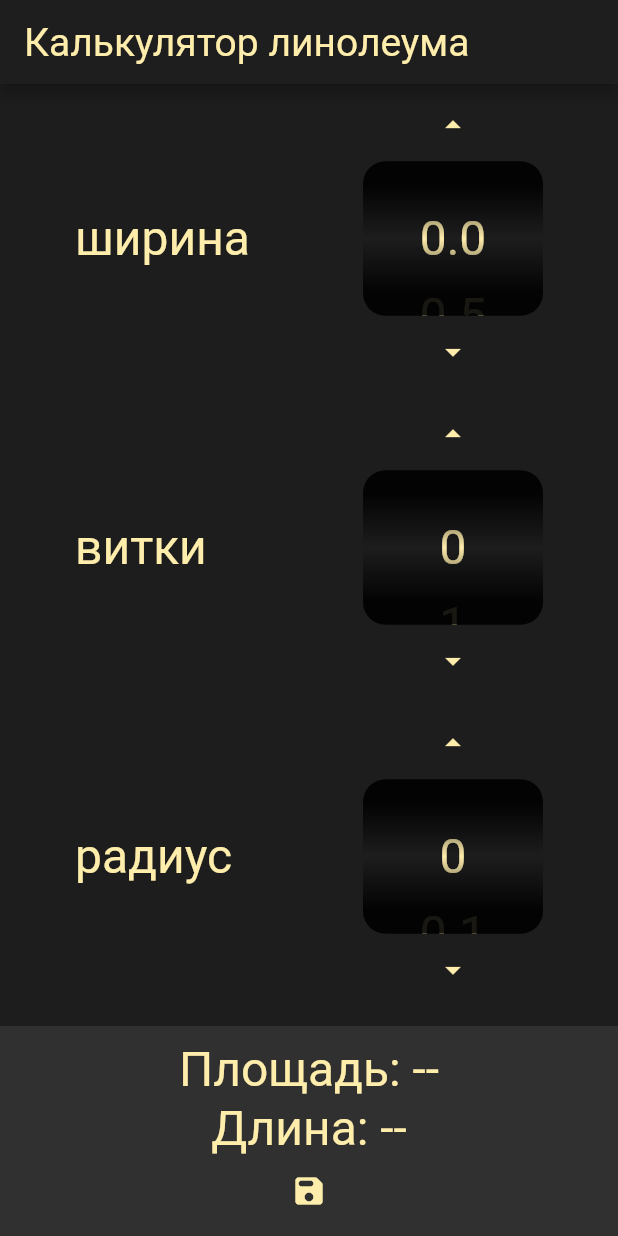
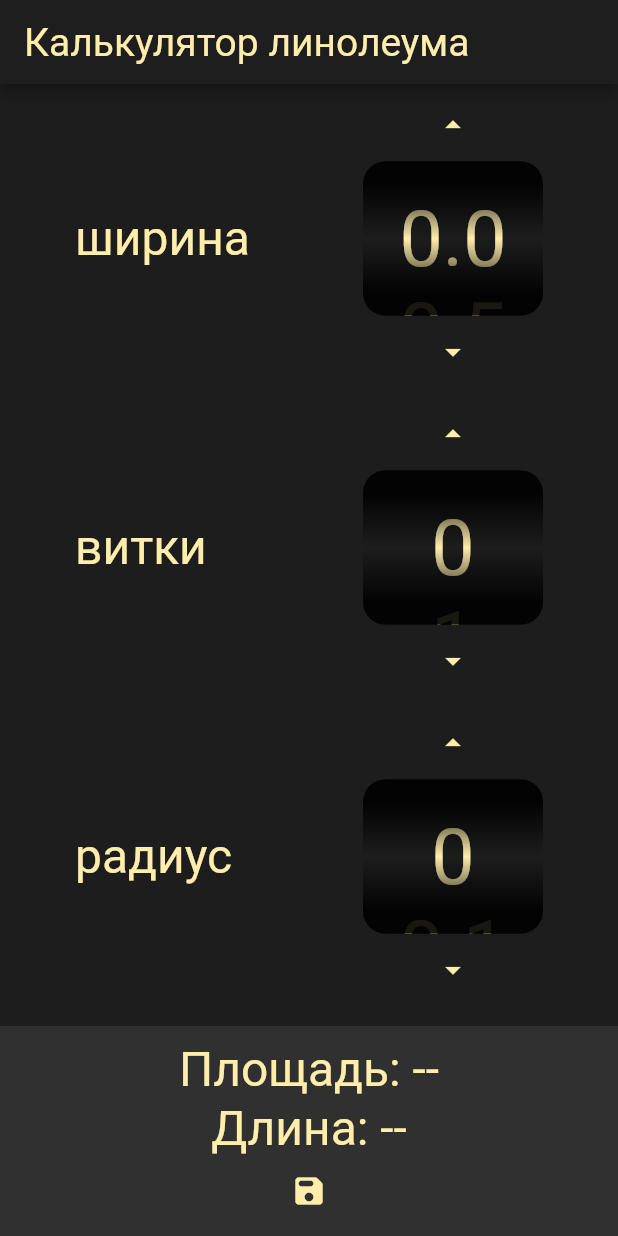
Before and after one commit to supatruparus/flutter_lin_calc, a Flutter app: the screen it shows after launch, on a phone screen of 412 x 824 dp. Run offline on Flutter 3.47's test engine with Material 2 defaults, Android fonts, the phone set to English and light mode, and no system bars; our stand-ins replace flutter_riverpod; missing offline and left inert: flutter_inner_shadow; Roboto replaces fonts that are missing (MontserratAlternates); project files that could hold a hidden picture were left out.

Commit message:
auto fontsize

```diff
--- a/lib/widgets/scroll_input.dart
+++ b/lib/widgets/scroll_input.dart
@@ -35,20 +35,26 @@ class ScrollInputV3 extends StatefulWidget {
 
 class _ScrollInputV3State extends State<ScrollInputV3> {
   late final PageController pageController =
-      PageController(initialPage: widget.initialPage, viewportFraction: 0.5);
+      PageController(initialPage: widget.initialPage, viewportFraction: 0.6);
 
   int currentPage = 0;
   bool isEditMode = false;
-  double? height;
+  double height = 32;
   final FocusNode _focusNode = FocusNode();
   late final TextEditingController _textController =
       TextEditingController(text: widget.values[widget.initialPage]);
   late List<Widget> pagesList = List.generate(
       widget.values.length,
       (index) => Center(
-            child: Text(widget.values[index]),
+            child: Text(
+              widget.values[index],
+              style: widget.textStyle?.copyWith(fontSize: height / 2) ??
+                  Theme.of(context)
+                      .textTheme
+                      .bodyMedium
+                      ?.copyWith(fontSize: height / 2),
+            ),
           ));
-
   late Widget scrollInputTextField = ScrollInputTextField(
     controller: _textController,
     // showCursor: true,
@@ -56,12 +62,14 @@ class _ScrollInputV3State extends State<ScrollInputV3> {
     focusNode: _focusNode,
 
     decoration: const InputDecoration(
+        enabledBorder: InputBorder.none,
         hoverColor: Colors.transparent,
         filled: false,
         border: InputBorder.none,
+        // focusedBorder: OutlineInputBorder(),
         fillColor: Colors.transparent),
     onTapOutside: (event) {
-      _focusNode.unfocus();
+      // _focusNode.unfocus();
       isEditMode = false;
       setState(() {});
     },
@@ -71,7 +79,8 @@ class _ScrollInputV3State extends State<ScrollInputV3> {
       }
     },
     pageController: pageController,
-    style: widget.textStyle ?? Theme.of(context).textTheme.bodyMedium,
+    style: widget.textStyle?.copyWith(fontSize: height / 2) ??
+        Theme.of(context).textTheme.bodyMedium?.copyWith(fontSize: height / 2),
     values: widget.values,
   );
 
@@ -114,14 +123,15 @@ class _ScrollInputV3State extends State<ScrollInputV3> {
           Flexible(
             flex: 2,
             fit: FlexFit.tight,
-            child: Stack(
+            child: LayoutBuilder(builder: (context, constr) {
+              height = constr.maxHeight;
+              print('height = $height');
+              print(
+                  'fontsize = ${Theme.of(context).textTheme.bodyMedium!.fontSize.toString()}');
+              return Stack(
                 fit: StackFit.expand,
                 children: [
-                Center(
-                  child: Builder(builder: (context) {
-                    return LayoutBuilder(builder: (context, constr) {
-                      height = constr.maxHeight;
-
+                  Center(child: Builder(builder: (context) {
                     return PageView(
                       reverse: widget.reverse,
                       onPageChanged: (page) {
@@ -133,48 +143,97 @@ class _ScrollInputV3State extends State<ScrollInputV3> {
                       allowImplicitScrolling: false,
                       scrollDirection: Axis.vertical,
                       controller: pageController,
-                        children: pagesList,
+                      children: List.generate(
+                          widget.values.length,
+                          (index) => Center(
+                                child: Text(
+                                  widget.values[index],
+                                  style: widget.textStyle
+                                          ?.copyWith(fontSize: height / 2) ??
+                                      Theme.of(context)
+                                          .textTheme
+                                          .bodyMedium
+                                          ?.copyWith(fontSize: height / 2),
+                                ),
+                              )),
                     );
-                    });
-                  }),
-                ),
-                Container(
-                  // color: Colors.green,
-                  child: GestureDetector(
+                  })),
+                  GestureDetector(
                     behavior: HitTestBehavior.translucent,
                     onTap: _onTap,
                     child: Visibility(
                         visible: isEditMode,
                         child: Center(
-                          child: Container(
+                          child: Stack(
+                            children: [
+                              Container(
                                 // height: (height ?? 10) * 0.55,
                                 decoration: BoxDecoration(
+                                  color: Colors.red,
+                                  borderRadius: const BorderRadius.all(
+                                      Radius.circular(15)),
+                                  border: Border.all(color: Colors.transparent),
                                   gradient: LinearGradient(
-                                  transform: const GradientRotation(1.57079633),
+                                      transform:
+                                          const GradientRotation(1.57079633),
                                       stops: const [
-                                    0.2,
-                                    0.3,
+                                        0.1,
+                                        0.15,
                                         0.5,
-                                    0.7,
-                                    0.8
+                                        0.85,
+                                        0.9
                                       ],
                                       colors: [
                                         Colors.transparent,
-                                    Colors.black.withOpacity(0.9),
+                                        Colors.black.withOpacity(0.7),
                                         Colors.black,
-                                    Colors.black.withOpacity(0.9),
-                                    Colors.transparent
+                                        Colors.black.withOpacity(0.7),
+                                        Colors.transparent,
                                       ]),
                                 ),
                                 // color: Colors.black,
-                            child: Center(child: scrollInputTextField),
+                                child: Center(
+                                    child: ScrollInputTextField(
+                                  controller: _textController,
+                                  // showCursor: true,
+                                  // textAlign: TextAlign.center,
+                                  focusNode: _focusNode,
+
+                                  decoration: const InputDecoration(
+                                      enabledBorder: InputBorder.none,
+                                      hoverColor: Colors.transparent,
+                                      filled: false,
+                                      border: InputBorder.none,
+                                      // focusedBorder: OutlineInputBorder(),
+                                      fillColor: Colors.transparent),
+                                  onTapOutside: (event) {
+                                    // _focusNode.unfocus();
+                                    isEditMode = false;
+                                    setState(() {});
+                                  },
+                                  onValueChanged: (string) {
+                                    if (string != '') {
+                                      _onChanged(string);
+                                    }
+                                  },
+                                  pageController: pageController,
+                                  style: widget.textStyle
+                                          ?.copyWith(fontSize: height / 2) ??
+                                      Theme.of(context)
+                                          .textTheme
+                                          .bodyMedium
+                                          ?.copyWith(fontSize: height / 2),
+                                  values: widget.values,
+                                )),
+                              ),
+                            ],
                           ),
                         )),
                   ),
-                ),
                   const _ForeGround(),
                 ],
-            ),
+              );
+            }),
           ),
           Flexible(
               flex: 1,
@@ -267,7 +326,7 @@ class ScrollInputTextField extends TextField {
       super.onTapOutside,
       super.style,
       super.textAlign = TextAlign.center,
-      super.keyboardType = TextInputType.number,
+      super.keyboardType = TextInputType.datetime,
       required super.focusNode,
       super.onChanged,
       super.decoration,
```
Lines whose indentation alone changed are shown as unchanged.
